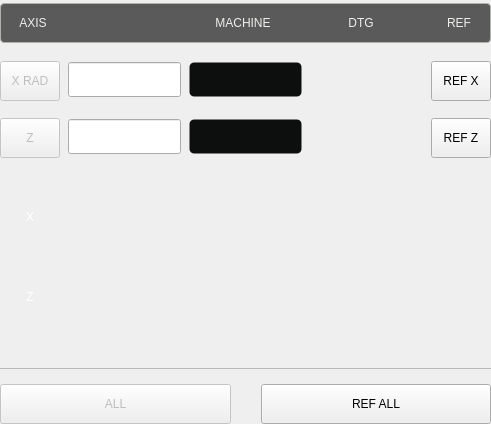
Old version of the form user_dro_display/xz_dros/dros_xz.ui in the repository Edsonjanke/Cyberdino.
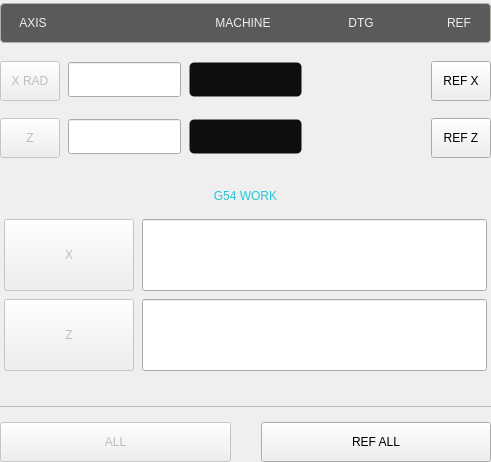
New version of the form. Icons and pictures are not drawn. Custom widgets are drawn as their Qt base class.

Commit message: ZERO PECA com desgaste + UI: SET LINE N realocado, sem RELOAD PGM/APALPADOR

```diff
--- a/user_dro_display/xz_dros/dros_xz.ui
+++ b/user_dro_display/xz_dros/dros_xz.ui
@@ -911,41 +911,65 @@
          <property name="bottomMargin">
           <number>4</number>
          </property>
+         <item>
+          <widget class="StatusLabel" name="big_wcs_header">
+           <property name="minimumSize">
+            <size>
+             <width>0</width>
+             <height>30</height>
+            </size>
+           </property>
+           <property name="styleSheet">
+            <string notr="true">QLabel {
+    color: #26C6DA;
+    font: 22pt &quot;Bebas Kai&quot;;
+}</string>
+           </property>
+           <property name="alignment">
+            <set>Qt::AlignCenter</set>
+           </property>
+           <property name="text">
+            <string>G54 WORK</string>
+           </property>
+           <property name="rules" stdset="0">
+            <string>[{&quot;channels&quot;: [{&quot;url&quot;: &quot;status:g5x_index?text&quot;, &quot;trigger&quot;: true}], &quot;property&quot;: &quot;Text&quot;, &quot;expression&quot;: &quot;ch[0] + ' WORK'\n&quot;, &quot;name&quot;: &quot;WCS Header&quot;}]</string>
+           </property>
+          </widget>
+         </item>
          <item>
           <layout class="QHBoxLayout" name="big_x_row">
            <property name="spacing">
             <number>8</number>
            </property>
            <item>
-            <widget class="QLabel" name="big_x_caption">
+            <widget class="MDIButton" name="big_zero_x_button">
+             <property name="enabled">
+              <bool>false</bool>
+             </property>
              <property name="sizePolicy">
-              <sizepolicy hsizetype="Fixed" vsizetype="Preferred">
+              <sizepolicy hsizetype="Fixed" vsizetype="Expanding">
                <horstretch>0</horstretch>
                <verstretch>0</verstretch>
               </sizepolicy>
              </property>
              <property name="minimumSize">
               <size>
-               <width>52</width>
+               <width>130</width>
                <height>0</height>
               </size>
              </property>
              <property name="styleSheet">
-              <string notr="true">QLabel {
+              <string notr="true">MDIButton {
     font: 30pt &quot;Bebas Kai&quot;;
-    color: white;
 }</string>
              </property>
-             <property name="alignment">
-              <set>Qt::AlignCenter</set>
-             </property>
              <property name="text">
               <string>X</string>
              </property>
             </widget>
            </item>
            <item>
-            <widget class="DROLabel" name="big_dro_x">
+            <widget class="DROLineEdit" name="big_dro_x">
              <property name="sizePolicy">
               <sizepolicy hsizetype="Expanding" vsizetype="Preferred">
                <horstretch>1</horstretch>
@@ -959,21 +983,13 @@
               </size>
              </property>
              <property name="styleSheet">
-              <string notr="true">DROLabel {
+              <string notr="true">DROLineEdit {
     border: 1px solid #3A3F43;
     border-radius: 6px;
     color: #00E676;
     background: #0D0F0E;
     padding-right: 10px;
     font: 44pt &quot;Bebas Kai&quot;;
-}
-
-DROLabel[style=&quot;unhomed&quot;] {
-    color: red;
-}
-
-DROLabel[style=&quot;homing&quot;] {
-    color: rgb(196, 160, 0);
 }</string>
              </property>
              <property name="alignment">
@@ -1007,35 +1023,34 @@
             <number>8</number>
            </property>
            <item>
-            <widget class="QLabel" name="big_z_caption">
+            <widget class="MDIButton" name="big_zero_z_button">
+             <property name="enabled">
+              <bool>false</bool>
+             </property>
              <property name="sizePolicy">
-              <sizepolicy hsizetype="Fixed" vsizetype="Preferred">
+              <sizepolicy hsizetype="Fixed" vsizetype="Expanding">
                <horstretch>0</horstretch>
                <verstretch>0</verstretch>
               </sizepolicy>
              </property>
              <property name="minimumSize">
               <size>
-               <width>52</width>
+               <width>130</width>
                <height>0</height>
               </size>
              </property>
              <property name="styleSheet">
-              <string notr="true">QLabel {
+              <string notr="true">MDIButton {
     font: 30pt &quot;Bebas Kai&quot;;
-    color: white;
 }</string>
              </property>
-             <property name="alignment">
-              <set>Qt::AlignCenter</set>
-             </property>
              <property name="text">
               <string>Z</string>
              </property>
             </widget>
            </item>
            <item>
-            <widget class="DROLabel" name="big_dro_z">
+            <widget class="DROLineEdit" name="big_dro_z">
              <property name="sizePolicy">
               <sizepolicy hsizetype="Expanding" vsizetype="Preferred">
                <horstretch>1</horstretch>
@@ -1049,21 +1064,13 @@
               </size>
              </property>
              <property name="styleSheet">
-              <string notr="true">DROLabel {
+              <string notr="true">DROLineEdit {
     border: 1px solid #3A3F43;
     border-radius: 6px;
     color: #00E676;
     background: #0D0F0E;
     padding-right: 10px;
     font: 44pt &quot;Bebas Kai&quot;;
-}
-
-DROLabel[style=&quot;unhomed&quot;] {
-    color: red;
-}
-
-DROLabel[style=&quot;homing&quot;] {
-    color: rgb(196, 160, 0);
 }</string>
              </property>
              <property name="alignment">
```
Left out of the diff: 24 changed lines with no effect on the pictures. The commit also changes 8 other files.
